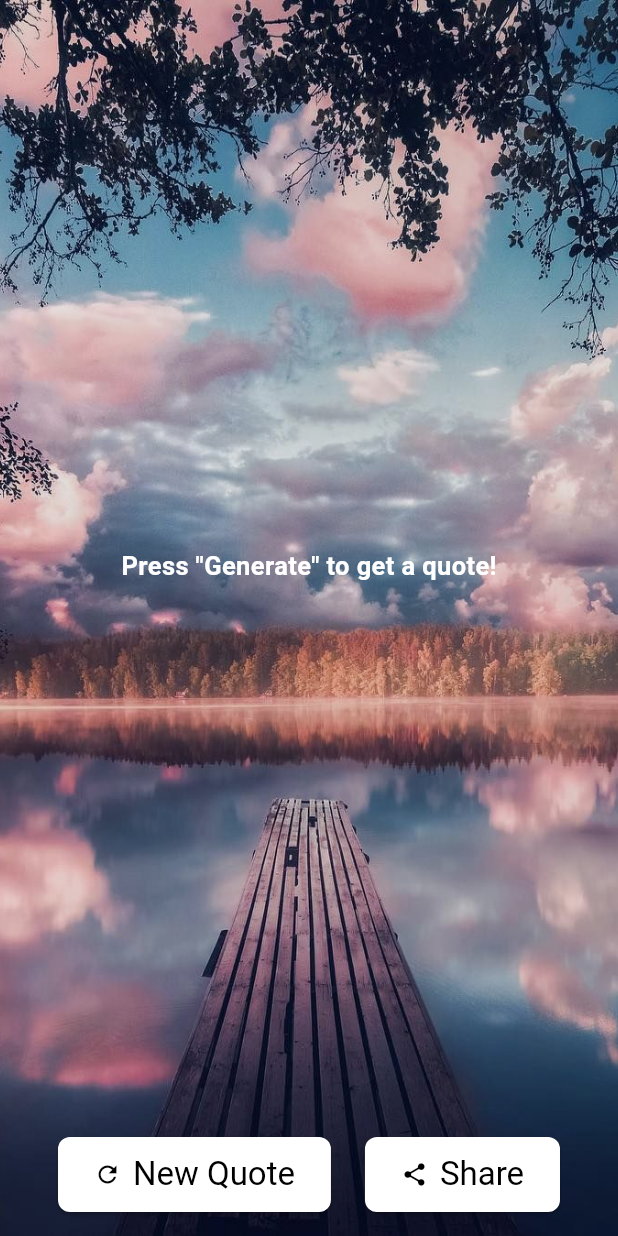
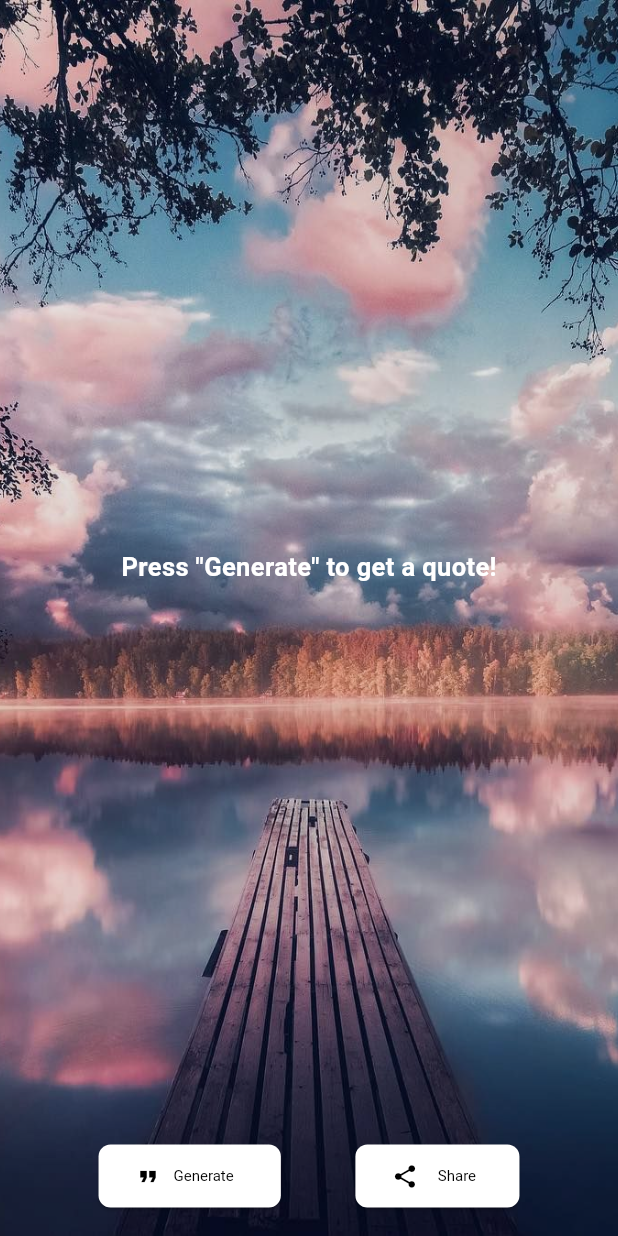
Before and after one commit to soutAhmedTayseer/CodeAlpha_RandomQuoteGenerator, a Flutter app: the screen it shows after launch, on a phone screen of 412 x 824 dp. Run offline on Flutter 3.47's test engine with Material 3 defaults, Android fonts, the phone set to English and light mode, and no system bars; our stand-ins replace animated_splash_screen, lottie, share_plus.

Commit message:
updating button page

```diff
--- a/lib/buttons_row.dart
+++ b/lib/buttons_row.dart
@@ -7,13 +7,13 @@ class ButtonsRow extends StatelessWidget {
   const ButtonsRow({
     required this.onNewQuote,
     required this.onShareQuote,
-    Key? key,
-  }) : super(key: key);
+    super.key,
+  });
 
   @override
   Widget build(BuildContext context) {
-    final Color buttonColor = Colors.white; // Background color for buttons
-    final Color textColor = Colors.black; // Text and icon color for buttons
+    const Color buttonColor = Colors.white; // Background color for buttons
+    const Color textColor = Colors.black; // Text and icon color for buttons
 
     return Row(
       mainAxisAlignment: MainAxisAlignment.spaceEvenly,
@@ -22,18 +22,18 @@ class ButtonsRow extends StatelessWidget {
           onPressed: onNewQuote,
           style: ElevatedButton.styleFrom(
             foregroundColor: textColor, backgroundColor: buttonColor, // Set text and icon color
-            padding: EdgeInsets.symmetric(horizontal: 24, vertical: 12),
-            textStyle: TextStyle(fontSize: 22),
+            padding: const EdgeInsets.symmetric(horizontal: 24, vertical: 12),
+            textStyle: const TextStyle(fontSize: 10),
             shape: RoundedRectangleBorder(
               borderRadius: BorderRadius.circular(8), // Rounded corners
             ),
           ),
-          child: Row(
+          child: const Row(
             mainAxisSize: MainAxisSize.min,
             children: [
-              Icon(Icons.refresh, color: textColor), // Icon color
+              Icon(Icons.format_quote, color: textColor), // Icon color
               SizedBox(width: 8),
-              Text('New Quote', style: TextStyle(color: textColor)), // Text color
+              Text('Generate   ', style: TextStyle(color: textColor)), // Text color
             ],
           ),
         ),
@@ -41,18 +41,18 @@ class ButtonsRow extends StatelessWidget {
           onPressed: onShareQuote,
           style: ElevatedButton.styleFrom(
             foregroundColor: textColor, backgroundColor: buttonColor, // Set text and icon color
-            padding: EdgeInsets.symmetric(horizontal: 24, vertical: 12),
-            textStyle: TextStyle(fontSize: 22),
+            padding: const EdgeInsets.symmetric(horizontal: 24, vertical: 12),
+            textStyle: const TextStyle(fontSize: 10),
             shape: RoundedRectangleBorder(
               borderRadius: BorderRadius.circular(8), // Rounded corners
             ),
           ),
-          child: Row(
+          child: const Row(
             mainAxisSize: MainAxisSize.min,
             children: [
               Icon(Icons.share, color: textColor), // Icon color
               SizedBox(width: 8),
-              Text('Share', style: TextStyle(color: textColor)), // Text color
+              Text('  Share  ', style: TextStyle(color: textColor)), // Text color
             ],
           ),
         ),
```
